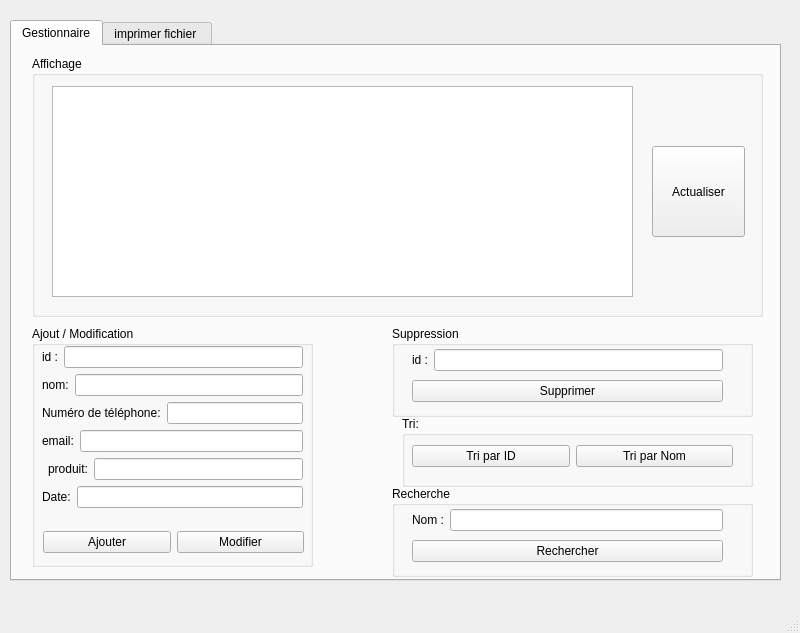
First picture: the form in mainwindow.ui, repository zeinab2001/Projet_CPP, before the edit.
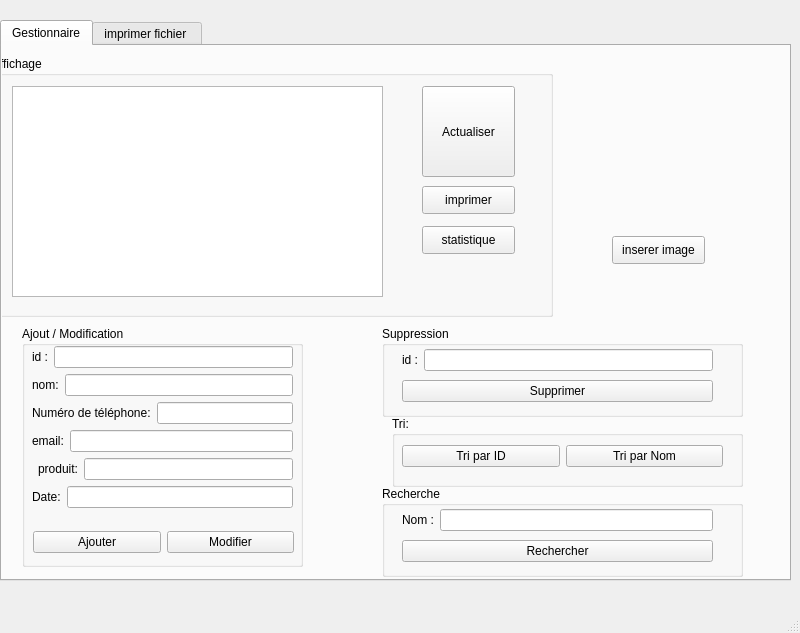
Second picture: the form after the edit.

What changed in the file:
```diff
--- a/mainwindow.ui
+++ b/mainwindow.ui
@@ -17,9 +17,9 @@
    <widget class="QTabWidget" name="tabWidget">
     <property name="geometry">
      <rect>
-      <x>10</x>
+      <x>0</x>
       <y>20</y>
-      <width>771</width>
+      <width>791</width>
       <height>561</height>
      </rect>
     </property>
@@ -33,9 +33,9 @@
      <widget class="QGroupBox" name="groupBox">
       <property name="geometry">
        <rect>
-        <x>20</x>
+        <x>-10</x>
         <y>10</y>
-        <width>731</width>
+        <width>561</width>
         <height>261</height>
        </rect>
       </property>
@@ -47,7 +47,7 @@
         <rect>
          <x>20</x>
          <y>30</y>
-         <width>581</width>
+         <width>371</width>
          <height>211</height>
         </rect>
        </property>
@@ -55,8 +55,8 @@
       <widget class="QPushButton" name="pushButton_Actualiser">
        <property name="geometry">
         <rect>
-         <x>620</x>
-         <y>90</y>
+         <x>430</x>
+         <y>30</y>
          <width>93</width>
          <height>91</height>
         </rect>
@@ -65,6 +65,32 @@
         <string>Actualiser</string>
        </property>
       </widget>
+      <widget class="QPushButton" name="pushButton_3">
+       <property name="geometry">
+        <rect>
+         <x>430</x>
+         <y>130</y>
+         <width>93</width>
+         <height>28</height>
+        </rect>
+       </property>
+       <property name="text">
+        <string>imprimer</string>
+       </property>
+      </widget>
+      <widget class="QPushButton" name="pushButton_4">
+       <property name="geometry">
+        <rect>
+         <x>430</x>
+         <y>170</y>
+         <width>93</width>
+         <height>28</height>
+        </rect>
+       </property>
+       <property name="text">
+        <string>statistique</string>
+       </property>
+      </widget>
      </widget>
      <widget class="QGroupBox" name="groupBox_2">
       <property name="geometry">
@@ -332,6 +358,32 @@
        </layout>
       </widget>
      </widget>
+     <widget class="QPushButton" name="pb_image">
+      <property name="geometry">
+       <rect>
+        <x>610</x>
+        <y>190</y>
+        <width>93</width>
+        <height>28</height>
+       </rect>
+      </property>
+      <property name="text">
+       <string>inserer image</string>
+      </property>
+     </widget>
+     <widget class="QLabel" name="label_pic">
+      <property name="geometry">
+       <rect>
+        <x>570</x>
+        <y>40</y>
+        <width>171</width>
+        <height>141</height>
+       </rect>
+      </property>
+      <property name="text">
+       <string/>
+      </property>
+     </widget>
     </widget>
     <widget class="QWidget" name="tab_4">
      <attribute name="title">
```
